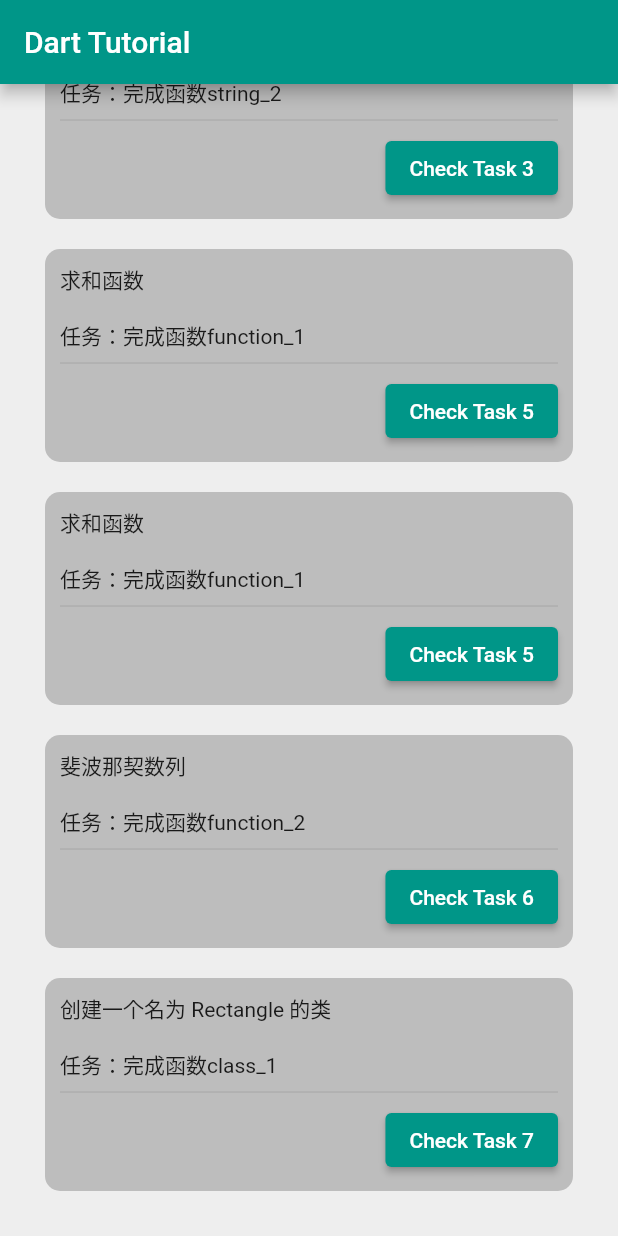
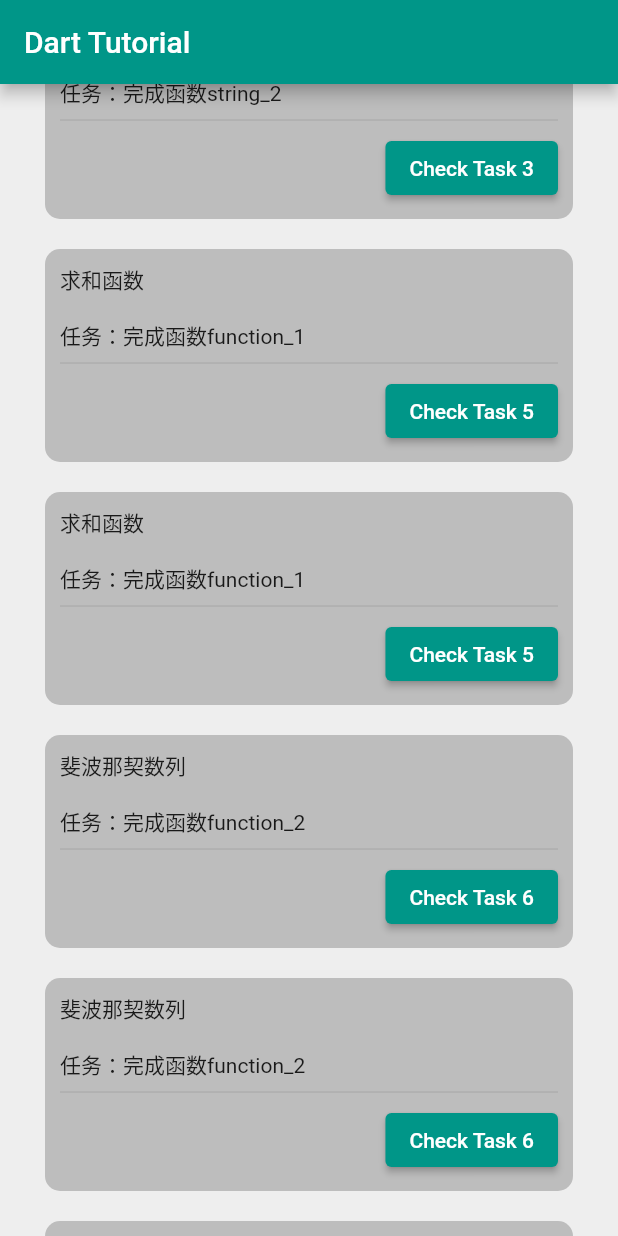
Before and after one commit to coolhandsomepullthewind/test, a Flutter app: the screen it shows after launch, scrolled down 406 dp, on a phone screen of 412 x 824 dp. Run offline on Flutter 3.47's test engine with Material 2 defaults, Android fonts, the phone set to English and light mode, and no system bars.

Commit message:
commit: 增加了一行代码

```diff
--- a/lib/main.dart
+++ b/lib/main.dart
@@ -31,6 +31,7 @@ class MyApp extends StatelessWidget {
               //Task(4, "映射\n\n任务： 完成函数map_1", map_1),
               Task(5, "求和函数\n\n任务：完成函数function_1", function_1),
               Task(5, "求和函数\n\n任务：完成函数function_1", function_1),
+              Task(6, "斐波那契数列\n\n任务：完成函数function_2", function_2),
               Task(6, "斐波那契数列\n\n任务：完成函数function_2", function_2),
               Task(7, "创建一个名为 Rectangle 的类\n\n任务：完成函数class_1", class_1),
             ],
```
